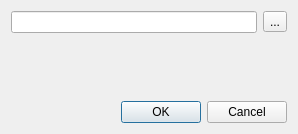
Qt form src/ui/qgsformannotationdialogbase.ui (nextgis/nextgisqgis) before a commit.
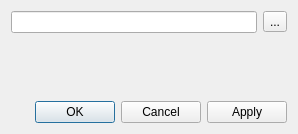
The same form after that commit.

What changed in the file:
```diff
--- a/src/ui/qgsformannotationdialogbase.ui
+++ b/src/ui/qgsformannotationdialogbase.ui
@@ -40,7 +40,7 @@
       <enum>Qt::Horizontal</enum>
      </property>
      <property name="standardButtons">
-      <set>QDialogButtonBox::Cancel|QDialogButtonBox::Ok</set>
+      <set>QDialogButtonBox::Apply|QDialogButtonBox::Cancel|QDialogButtonBox::Ok</set>
      </property>
     </widget>
    </item>
```
